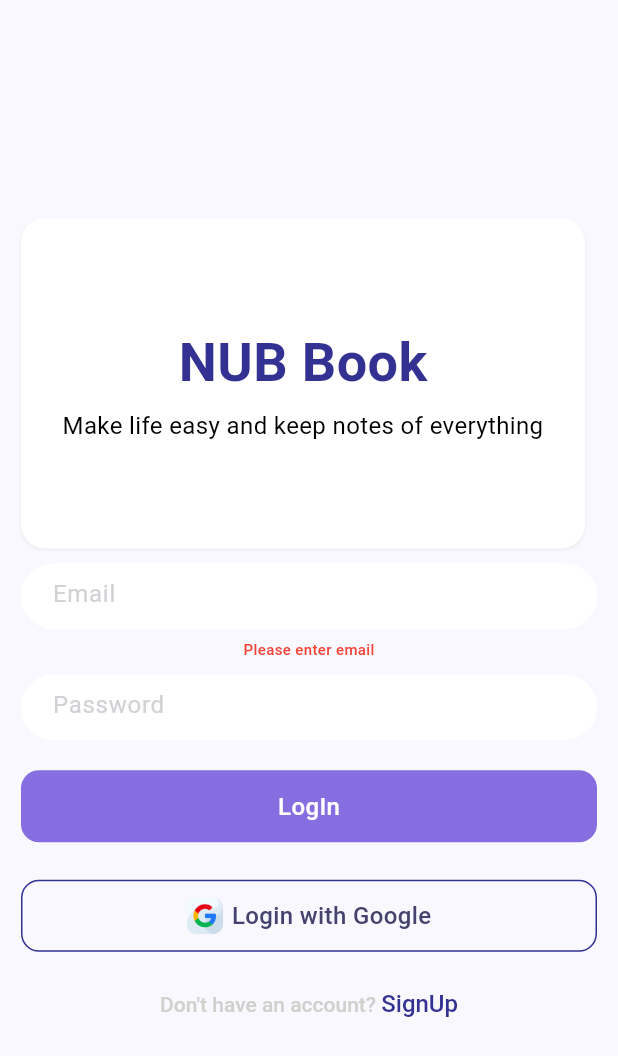
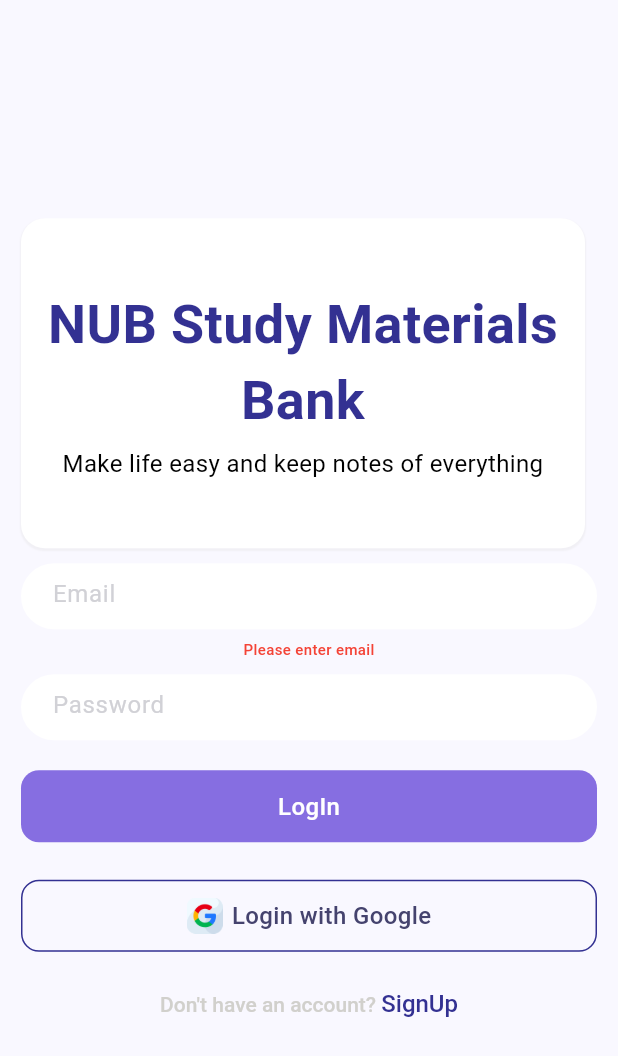
Before and after one commit to kabirhossainbd/NUB-Book-Share, a Flutter app: the screen it shows after launch, after a tap on "LogIn", on a phone screen of 412 x 824 dp. Shown: the top 1056 px of the screen. Run offline on Flutter 3.47's test engine with Material 3 defaults, Android fonts, the phone set to English and light mode, and no system bars; our stand-ins replace awesome_notifications, cached_network_image, carousel_slider, cloud_firestore, device_info_plus, dotted_border and 24 more; missing offline and left inert: flutter_pdfview, google_mlkit_text_recognition, staggered_grid_view_flutter; accounts and stored records are empty.

Commit message:
fix notification and icon

```diff
--- a/lib/main.dart
+++ b/lib/main.dart
@@ -20,29 +20,20 @@ Future<void> main() async {
   WidgetsFlutterBinding.ensureInitialized();
   ThemeUtil.allScreenTheme();
   try {
-    await Firebase.initializeApp(
-        options: const FirebaseOptions(
+    await Firebase.initializeApp(options: const FirebaseOptions(
           apiKey: 'AIzaSyA4F7oydmo0wWzCcVW7vmoSVuA0g8VZmqo',
           appId: '1:725538464772:android:eb122fbb4a51ccbace8151',
           messagingSenderId: '725538464772',
           projectId: 'nub-book-sharing',
           storageBucket: "nub-book-sharing.appspot.com",
-        )
-    ).whenComplete(() => FirebaseMessaging.instance.requestPermission().whenComplete((){
+        )).whenComplete(() => FirebaseMessaging.instance.requestPermission().whenComplete((){
       handleNotification();
     }));
   } catch (_) {
-    debugPrint("error ");
+    debugPrint("error");
   }
- //  var result = await FlutterNotificationChannel.registerNotificationChannel(
- //      description: 'For Showing Message Notification',
- //      id: 'chats',
- //      importance: NotificationImportance.IMPORTANCE_HIGH,
- //      name: 'Chats');
- // log('\nNotification Channel Result: $result');
-  await di.init();
   Map<String, Map<String, String>> localString = await di.init();
-  runApp( MyApp(localString: localString,));
+  runApp( MyApp(localString: localString));
 }
 
 class MyApp extends StatefulWidget {
@@ -63,7 +54,6 @@ class _MyAppState extends State<MyApp> {
         onNotificationCreatedMethod: NotificationController.onNotificationCreatedMethod,
         onNotificationDisplayedMethod: NotificationController.onNotificationDisplayedMethod,
         onDismissActionReceivedMethod: NotificationController.onDismissActionReceivedMethod);
-
     super.initState();
   }
   @override
--- a/lib/src/config/themes/m_theme_util.dart
+++ b/lib/src/config/themes/m_theme_util.dart
@@ -18,7 +18,7 @@ class ThemeUtil{
   static void allScreenTheme(){
     SystemChrome.setSystemUIOverlayStyle(
         const SystemUiOverlayStyle(
-            statusBarColor: MyColor.colorWhite,
+            statusBarColor: MyColor.colorBlack,
             statusBarIconBrightness: Brightness.light,
             systemNavigationBarColor: MyColor.colorBlack,
             systemNavigationBarIconBrightness: Brightness.dark
--- a/lib/src/presentation/view/pages/auth/login_screen.dart
+++ b/lib/src/presentation/view/pages/auth/login_screen.dart
@@ -73,7 +73,7 @@ class _LoginScreenState extends State<LoginScreen> {
                           ),
                           child: Column( crossAxisAlignment: CrossAxisAlignment.center, mainAxisSize: MainAxisSize.min,
                             children: [
-                              Text('NUB Book', style: robotoBold.copyWith(fontSize: 36,color:  MyColor.getPrimaryColor())),
+                              Text('NUB Study Materials Bank', style: robotoBold.copyWith(fontSize: 36,color:  MyColor.getPrimaryColor()), textAlign: TextAlign.center,),
                               const SizedBox(height: MySizes.paddingSizeExtraSmall),
                               Text('Make life easy and keep notes of everything', style: robotoLight.copyWith(color: MyColor.getTextColor(), fontSize: MySizes.fontSizeLarge), textAlign: TextAlign.center,),
                               ],
--- a/lib/src/presentation/view/pages/auth/registation_screen.dart
+++ b/lib/src/presentation/view/pages/auth/registation_screen.dart
@@ -70,7 +70,7 @@ class _RegistrationScreenState extends State<RegistrationScreen> {
                           ),
                           child: Column( crossAxisAlignment: CrossAxisAlignment.center, mainAxisSize: MainAxisSize.min,
                             children: [
-                              Text('NUB Book', style: robotoBold.copyWith(fontSize: 36,color:  MyColor.getPrimaryColor())),
+                              Text('NUB Study Materials Bank', style: robotoBold.copyWith(fontSize: 36,color:  MyColor.getPrimaryColor()), textAlign: TextAlign.center,),
                               const SizedBox(height: MySizes.paddingSizeExtraSmall),
                               Text('Make life easy and keep notes of everything', style: robotoLight.copyWith(color: MyColor.getTextColor(), fontSize: MySizes.fontSizeLarge), textAlign: TextAlign.center,),
                             ],
--- a/lib/src/presentation/view/pages/author/author_profile_screen.dart
+++ b/lib/src/presentation/view/pages/author/author_profile_screen.dart
@@ -118,7 +118,7 @@ class _AuthorProfileScreenState extends State<AuthorProfileScreen> {
                     crossAxisAlignment: CrossAxisAlignment.start,
                     children: [
                       _customRow(MyImage.email,widget.authorModel.email ?? ''),
-                      _customRow(MyImage.call,widget.authorModel.phone ?? ''),
+                      _customRow(MyImage.call,widget.authorModel.phone != null && widget.authorModel.phone != 'null' ? widget.authorModel.phone! : ''),
                       _customRow(MyImage.address,widget.authorModel.address ?? ''),
                       _customRow(MyImage.start,widget.authorModel.varsityId ?? ''),
                       _customRow(MyImage.about,widget.authorModel.about ?? ''),
@@ -172,7 +172,7 @@ class _AuthorProfileScreenState extends State<AuthorProfileScreen> {
   }
 
   _customRow(String icon,String title){
-    return title.isNotEmpty ? Padding(
+    return (title.isNotEmpty) ? Padding(
       padding: const EdgeInsets.symmetric(vertical: 7),
       child: Row(
         children: [
--- a/lib/src/presentation/view/pages/author/widget/author_view.dart
+++ b/lib/src/presentation/view/pages/author/widget/author_view.dart
@@ -29,7 +29,7 @@ class _AuthorViewState extends State<AuthorView> {
       } ,
       child: Column(
         crossAxisAlignment: CrossAxisAlignment.center,
-        mainAxisAlignment: MainAxisAlignment.center,
+        mainAxisAlignment: MainAxisAlignment.start,
         children: [
           ClipOval(
             child: CustomImageDemo(
@@ -40,9 +40,11 @@ class _AuthorViewState extends State<AuthorView> {
             ),
           ),
           const SizedBox(height: 8,),
-          Text(widget.authorModel.name ?? '', style: robotoRegular.copyWith(color: MyColor.getTextColor(), fontSize: MySizes.fontSizeDefault), overflow: TextOverflow.ellipsis,textAlign: TextAlign.center,)
+          Text(widget.authorModel.name ?? '', style: robotoRegular.copyWith(color: MyColor.getTextColor(), fontSize: MySizes.fontSizeDefault), overflow: TextOverflow.ellipsis,textAlign: TextAlign.center, maxLines: 2,)
         ],
       ),
     );
   }
+
+
 }
--- a/lib/src/presentation/view/pages/splash/splash_screen.dart
+++ b/lib/src/presentation/view/pages/splash/splash_screen.dart
@@ -34,18 +34,35 @@ class _SplashScreenState extends State<SplashScreen> with SingleTickerProviderSt
     return Scaffold(
         key: _globalKey,
         backgroundColor: Colors.transparent,
+        extendBodyBehindAppBar: true,
+        extendBody: true,
         body: Stack(
           children: [
             Container(
               height: double.infinity,
               width: double.infinity,
               decoration:  BoxDecoration(
-               color: MyColor.getSurfaceColor(),
+                gradient:  LinearGradient(
+                    colors: [
+                      MyColor.colorSecondary,
+                      MyColor.colorPrimary,
+
+                      MyColor.getPrimaryColor(),
+
+
+                    ],
+                    begin: Alignment.topCenter,
+                    end: Alignment.bottomCenter,
+                    stops: [0.1, 0.5,1],
+                    tileMode: TileMode.clamp),
               ),
             ),
             Align(
               alignment: Alignment.center,
-              child: Text('NUB Book', style: robotoRegular.copyWith(color: MyColor.colorPrimary, fontSize: 35),),
+              child: Padding(
+                padding: const EdgeInsets.all(15.0),
+                child: Text('NUB Study Materials Bank', style: robotoRegular.copyWith(color: MyColor.colorWhite, fontSize: 35), textAlign: TextAlign.center,),
+              ),
             ),
           ],
         )
```
Also changed, not shown: lib/src/presentation/view/pages/author/author_screen.dart (+12 -13 lines), lib/src/presentation/view/pages/home/book_details_screen.dart (+4 -4 lines), lib/src/presentation/view/pages/home/home_screen.dart (+11 -9 lines), lib/src/presentation/view/pages/splash/splash.dart (deleted, +0 -73 lines), 7 other files.
